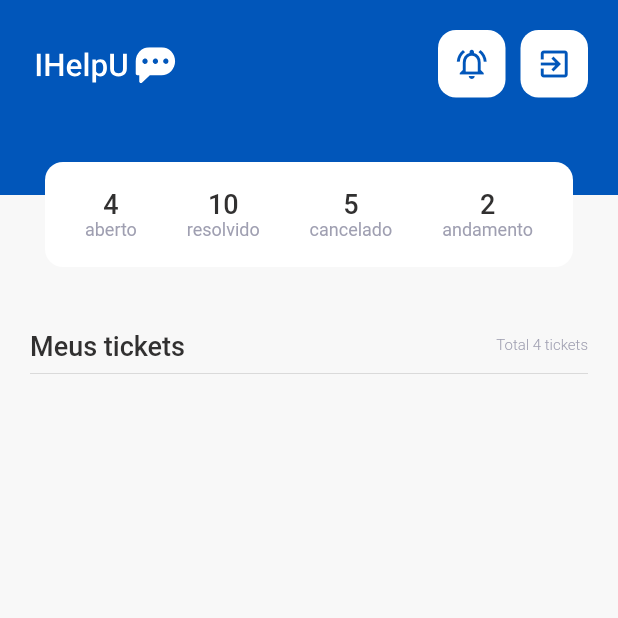
After one commit to MauricioPDuarte/ihelpu, a Flutter app: the screen it shows after launch, after a tap on "ENTRAR", on a phone screen of 412 x 824 dp, the top half of it. The commit adds this screen. Run offline on Flutter 3.47's test engine with Material 2 defaults, Android fonts, the phone set to English and light mode, and no system bars; our stand-ins replace flutter_svg, google_fonts.

Commit message:
Tela de tickets

```diff
--- a/lib/app/app_widget.dart
+++ b/lib/app/app_widget.dart
@@ -1,5 +1,7 @@
 import 'package:flutter/material.dart';
+import 'package:ihelpu/app/features/signin/pages/signin_page.dart';
 import 'package:ihelpu/app/features/signup/pages/signup_page.dart';
+import 'package:ihelpu/app/features/tasks/pages/tasks_page.dart';
 
 import 'core/theme/app_colors.dart';
 
@@ -9,10 +11,14 @@ class AppWidget extends StatelessWidget {
   @override
   Widget build(BuildContext context) {
     return MaterialApp(
-      theme: ThemeData(
-        primaryColor: AppColors.primary,
-      ),
-      home: const SignUpPage(),
-    );
+        theme: ThemeData(
+          primaryColor: AppColors.primary,
+        ),
+        initialRoute: "/signIn",
+        routes: {
+          "/signIn": (context) => const SignInPage(),
+          "/signUp": (context) => const SignUpPage(),
+          "/tasks": (context) => const TasksPage(),
+        });
   }
 }
--- a/lib/app/core/theme/app_colors.dart
+++ b/lib/app/core/theme/app_colors.dart
@@ -2,7 +2,7 @@ import 'package:flutter/material.dart';
 
 class AppColors {
   static const primary = Color(0XFF0156BA);
-  static const grey = Color(0XFF535151);
+  static const grey = Color(0XFF313030);
   static const secondary = Color(0XFF9F9FB1);
 
   static const success = Color(0XFF77DF66);
@@ -10,4 +10,6 @@ class AppColors {
   static const await = Color(0XFF77DEE4);
 
   static const stroke = Color(0XFFCACACA);
+
+  static const background = Color(0XFFF8F8F8);
 }
--- a/lib/app/core/theme/app_fonts.dart
+++ b/lib/app/core/theme/app_fonts.dart
@@ -11,7 +11,7 @@ class AppFonts {
   );
 
   static final title = GoogleFonts.roboto(
-    fontSize: 16,
+    fontSize: 18,
     fontWeight: FontWeight.w500,
     color: AppColors.grey,
   );
@@ -41,7 +41,7 @@ class AppFonts {
   );
 
   static final subtitleRegular = GoogleFonts.roboto(
-    fontSize: 10,
+    fontSize: 12,
     fontWeight: FontWeight.w400,
     color: AppColors.secondary,
   );
--- a/lib/app/core/theme/app_images.dart
+++ b/lib/app/core/theme/app_images.dart
@@ -1,4 +1,5 @@
 class AppImages {
   static const logo = "assets/images/logo.png";
   static const logoSvg = "assets/images/logo_svg.svg";
+  static const logoWhiteSvg = "assets/images/logo_white_svg.svg";
 }
--- a/lib/app/features/signin/pages/signin_page.dart
+++ b/lib/app/features/signin/pages/signin_page.dart
@@ -57,7 +57,9 @@ class SignInPage extends StatelessWidget {
                     style: ElevatedButton.styleFrom(
                       primary: AppColors.primary,
                     ),
-                    onPressed: () {},
+                    onPressed: () {
+                      Navigator.pushReplacementNamed(context, "/tasks");
+                    },
                     child: Text("ENTRAR", style: AppFonts.buttonText),
                   ),
                 ),
@@ -69,7 +71,9 @@ class SignInPage extends StatelessWidget {
                       Text("Ainda nao possui uma conta?",
                           style: AppFonts.subtitleMediumGrey),
                       TextButton(
-                          onPressed: () {},
+                          onPressed: () {
+                            Navigator.pushReplacementNamed(context, "/signUp");
+                          },
                           child: Text(
                             "Criar conta",
                             style: AppFonts.textPrimary14,
--- a/lib/app/features/signup/pages/signup_page.dart
+++ b/lib/app/features/signup/pages/signup_page.dart
@@ -59,7 +59,9 @@ class SignUpPage extends StatelessWidget {
                   Text("Ja possui uma conta?",
                       style: AppFonts.subtitleMediumGrey),
                   TextButton(
-                      onPressed: () {},
+                      onPressed: () {
+                        Navigator.pushReplacementNamed(context, "/signIn");
+                      },
                       child: Text(
                         "Fazer login",
                         style: AppFonts.textPrimary14,
--- /dev/null
+++ b/lib/app/features/tasks/pages/tasks_page.dart
@@ -0,0 +1,161 @@
+import 'package:flutter/material.dart';
+import 'package:flutter_svg/svg.dart';
+
+import '../../../core/theme/app_colors.dart';
+import '../../../core/theme/app_fonts.dart';
+import '../../../core/theme/app_images.dart';
+
+class TasksPage extends StatelessWidget {
+  const TasksPage({Key? key}) : super(key: key);
+
+  @override
+  Widget build(BuildContext context) {
+    return Scaffold(
+      backgroundColor: AppColors.background,
+      body: Stack(
+        children: [
+          Column(
+            children: [
+              Container(
+                padding: const EdgeInsets.only(top: 20, left: 20, right: 20),
+                color: AppColors.primary,
+                height: 130,
+                child: Row(
+                  crossAxisAlignment: CrossAxisAlignment.start,
+                  mainAxisAlignment: MainAxisAlignment.spaceBetween,
+                  children: [
+                    Container(
+                      height: 56,
+                      alignment: Alignment.center,
+                      child: SvgPicture.asset(
+                        AppImages.logoWhiteSvg,
+                        height: 33,
+                      ),
+                    ),
+                    Row(
+                      children: [
+                        GestureDetector(
+                          child: Container(
+                            width: 45,
+                            height: 45,
+                            decoration: const BoxDecoration(
+                              color: Colors.white,
+                              borderRadius: BorderRadius.all(
+                                Radius.circular(12),
+                              ),
+                            ),
+                            child: const Icon(
+                              Icons.notifications_active_outlined,
+                              color: AppColors.primary,
+                            ),
+                          ),
+                        ),
+                        GestureDetector(
+                          child: Container(
+                            margin: const EdgeInsets.only(left: 10),
+                            width: 45,
+                            height: 45,
+                            decoration: const BoxDecoration(
+                              color: Colors.white,
+                              borderRadius: BorderRadius.all(
+                                Radius.circular(12),
+                              ),
+                            ),
+                            child: const Icon(
+                              Icons.exit_to_app_outlined,
+                              color: AppColors.primary,
+                            ),
+                          ),
+                        )
+                      ],
+                    )
+                  ],
+                ),
+              ),
+              Container(
+                padding: const EdgeInsets.all(20),
+                margin: const EdgeInsets.only(top: 70),
+                child: Column(
+                  children: [
+                    Row(
+                      mainAxisAlignment: MainAxisAlignment.spaceBetween,
+                      crossAxisAlignment: CrossAxisAlignment.center,
+                      children: [
+                        Text(
+                          "Meus tickets",
+                          style: AppFonts.title,
+                        ),
+                        Text(
+                          "Total 4 tickets",
+                          style: AppFonts.subtitleLight,
+                        )
+                      ],
+                    ),
+                    const Divider(),
+                    Container(
+                      margin: const EdgeInsets.only(top: 10),
+                      child: Column(children: const [
+                        Card(
+                          elevation: 1,
+                        ),
+                      ]),
+                    ),
+                  ],
+                ),
+              )
+            ],
+          ),
+          Positioned(
+            left: 30,
+            right: 30,
+            height: 70,
+            top: 108,
+            child: Container(
+              padding: const EdgeInsets.all(10),
+              decoration: const BoxDecoration(
+                color: Colors.white,
+                borderRadius: BorderRadius.all(Radius.circular(12)),
+              ),
+              child: Row(
+                mainAxisAlignment: MainAxisAlignment.spaceAround,
+                children: [
+                  Column(
+                    mainAxisAlignment: MainAxisAlignment.center,
+                    children: [
+                      Text("4", style: AppFonts.title),
+                      Text(
+                        "aberto",
+                        style: AppFonts.subtitleRegular,
+                      )
+                    ],
+                  ),
+                  Column(
+                    mainAxisAlignment: MainAxisAlignment.center,
+                    children: [
+                      Text("10", style: AppFonts.title),
+                      Text("resolvido", style: AppFonts.subtitleRegular)
+                    ],
+                  ),
+                  Column(
+                    mainAxisAlignment: MainAxisAlignment.center,
+                    children: [
+                      Text("5", style: AppFonts.title),
+                      Text("cancelado", style: AppFonts.subtitleRegular)
+                    ],
+                  ),
+                  Column(
+                    mainAxisAlignment: MainAxisAlignment.center,
+                    children: [
+                      Text("2", style: AppFonts.title),
+                      Text("andamento", style: AppFonts.subtitleRegular)
+                    ],
+                  )
+                ],
+              ),
+            ),
+          ),
+        ],
+      ),
+    );
+  }
+}
```
Also changed, not shown: assets/images/logo_white_svg.svg (added).
